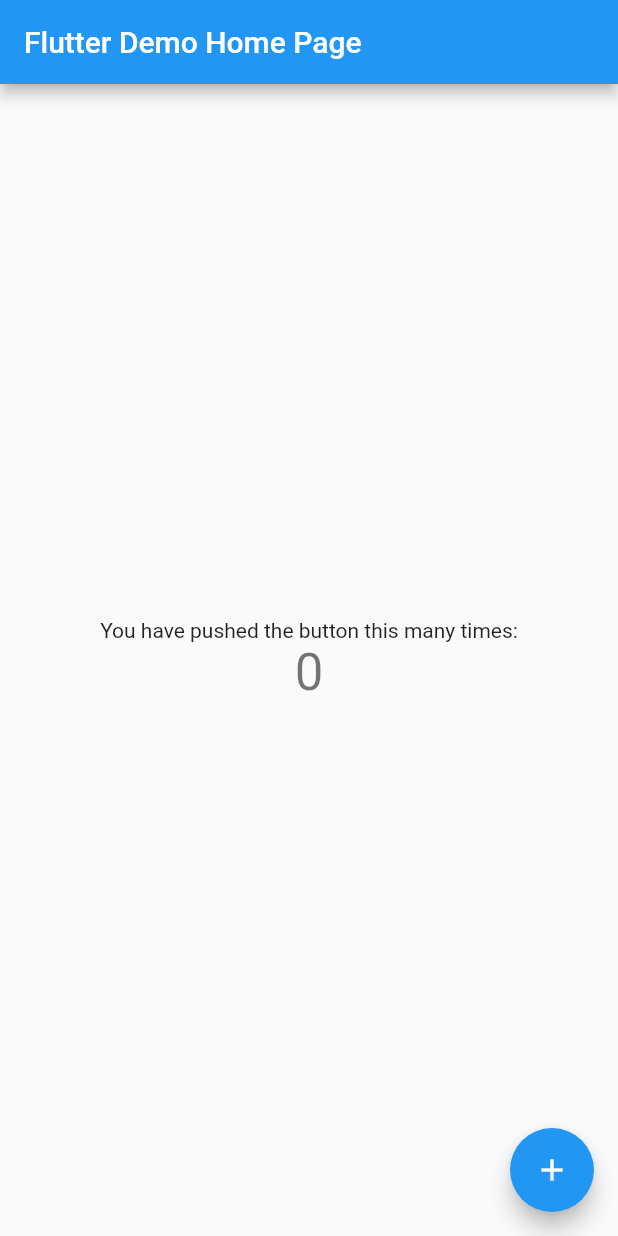
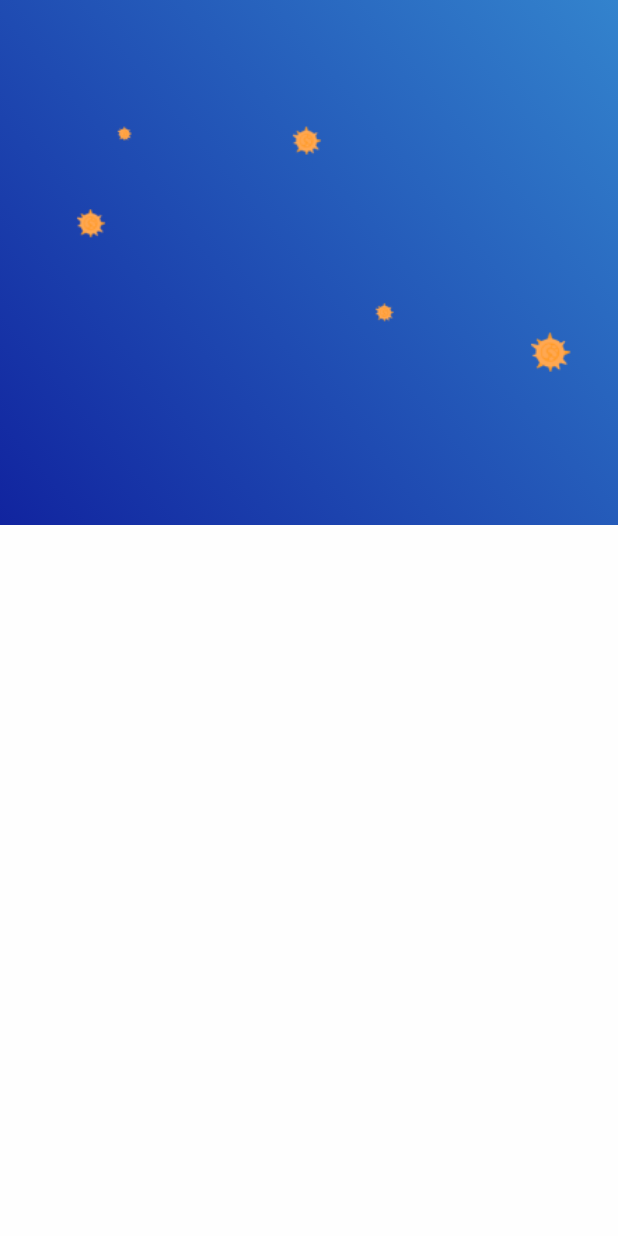
Before and after one commit to shanerbo/covid19, a Flutter app: the screen it shows after launch, on a phone screen of 412 x 824 dp. Run offline on Flutter 3.47's test engine with Material 2 defaults, Android fonts, the phone set to English and light mode, and no system bars.

Commit message:
add scaffold

```diff
--- a/lib/main.dart
+++ b/lib/main.dart
@@ -1,3 +1,4 @@
+import 'package:covid19/constant.dart';
 import 'package:flutter/material.dart';
 
 void main() {
@@ -9,97 +10,38 @@ class MyApp extends StatelessWidget {
   @override
   Widget build(BuildContext context) {
     return MaterialApp(
-      title: 'Flutter Demo',
+      debugShowCheckedModeBanner: false,
+      title: 'Covid-19',
       theme: ThemeData(
-        primarySwatch: Colors.blue,
+        scaffoldBackgroundColor: kBackgroundColor,
+        textTheme: TextTheme(bodyText1: TextStyle(color: kBodyTextColor)),
         visualDensity: VisualDensity.adaptivePlatformDensity,
       ),
-      home: MyHomePage(title: 'Flutter Demo Home Page'),
+      home: HomeScreen(),
     );
   }
 }
 
-class MyHomePage extends StatefulWidget {
-  MyHomePage({Key key, this.title}) : super(key: key);
-
-  // This widget is the home page of your application. It is stateful, meaning
-  // that it has a State object (defined below) that contains fields that affect
-  // how it looks.
-
-  // This class is the configuration for the state. It holds the values (in this
-  // case the title) provided by the parent (in this case the App widget) and
-  // used by the build method of the State. Fields in a Widget subclass are
-  // always marked "final".
-
-  final String title;
-
-  @override
-  _MyHomePageState createState() => _MyHomePageState();
-}
-
-class _MyHomePageState extends State<MyHomePage> {
-  int _counter = 0;
-
-  void _incrementCounter() {
-    setState(() {
-      // This call to setState tells the Flutter framework that something has
-      // changed in this State, which causes it to rerun the build method below
-      // so that the display can reflect the updated values. If we changed
-      // _counter without calling setState(), then the build method would not be
-      // called again, and so nothing would appear to happen.
-      _counter++;
-    });
-  }
-
+class HomeScreen extends StatelessWidget {
   @override
   Widget build(BuildContext context) {
-    // This method is rerun every time setState is called, for instance as done
-    // by the _incrementCounter method above.
-    //
-    // The Flutter framework has been optimized to make rerunning build methods
-    // fast, so that you can just rebuild anything that needs updating rather
-    // than having to individually change instances of widgets.
     return Scaffold(
-      appBar: AppBar(
-        // Here we take the value from the MyHomePage object that was created by
-        // the App.build method, and use it to set our appbar title.
-        title: Text(widget.title),
+      body: Column(
+        children: <Widget>[
+          Container(
+            height: 350,
+            width: double.infinity,
+            decoration: BoxDecoration(
+              gradient: LinearGradient(
+                  begin: Alignment.topRight,
+                  end: Alignment.bottomLeft,
+                  colors: [Color(0xff3383cd), Color(0xff11249f)]),
+              image:
+                  DecorationImage(image: AssetImage("assets/images/virus.png")),
+            ),
+          )
+        ],
       ),
-      body: Center(
-        // Center is a layout widget. It takes a single child and positions it
-        // in the middle of the parent.
-        child: Column(
-          // Column is also a layout widget. It takes a list of children and
-          // arranges them vertically. By default, it sizes itself to fit its
-          // children horizontally, and tries to be as tall as its parent.
-          //
-          // Invoke "debug painting" (press "p" in the console, choose the
-          // "Toggle Debug Paint" action from the Flutter Inspector in Android
-          // Studio, or the "Toggle Debug Paint" command in Visual Studio Code)
-          // to see the wireframe for each widget.
-          //
-          // Column has various properties to control how it sizes itself and
-          // how it positions its children. Here we use mainAxisAlignment to
-          // center the children vertically; the main axis here is the vertical
-          // axis because Columns are vertical (the cross axis would be
-          // horizontal).
-          mainAxisAlignment: MainAxisAlignment.center,
-          children: <Widget>[
-            Text(
-              'You have pushed the button this many times:',
-            ),
-            Text(
-              '$_counter',
-              style: Theme.of(context).textTheme.headline4,
-            ),
-          ],
-        ),
-      ),
-      floatingActionButton: FloatingActionButton(
-        onPressed: _incrementCounter,
-        tooltip: 'Increment',
-        child: Icon(Icons.add),
-      ), // This trailing comma makes auto-formatting nicer for build methods.
     );
   }
 }
```
